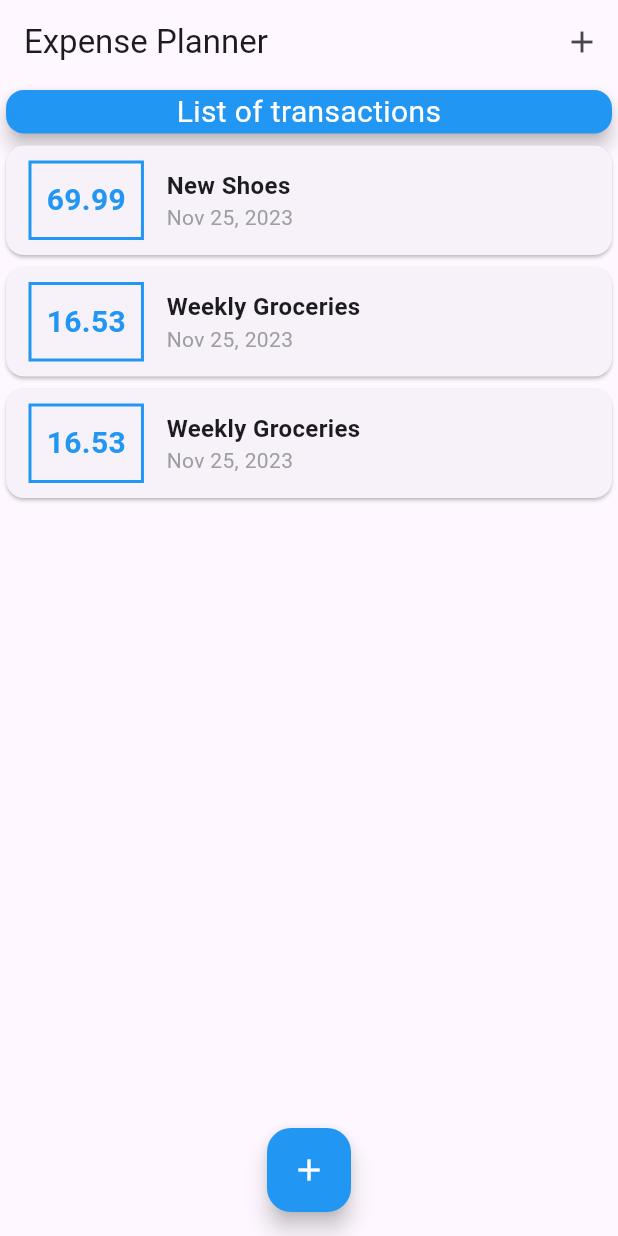
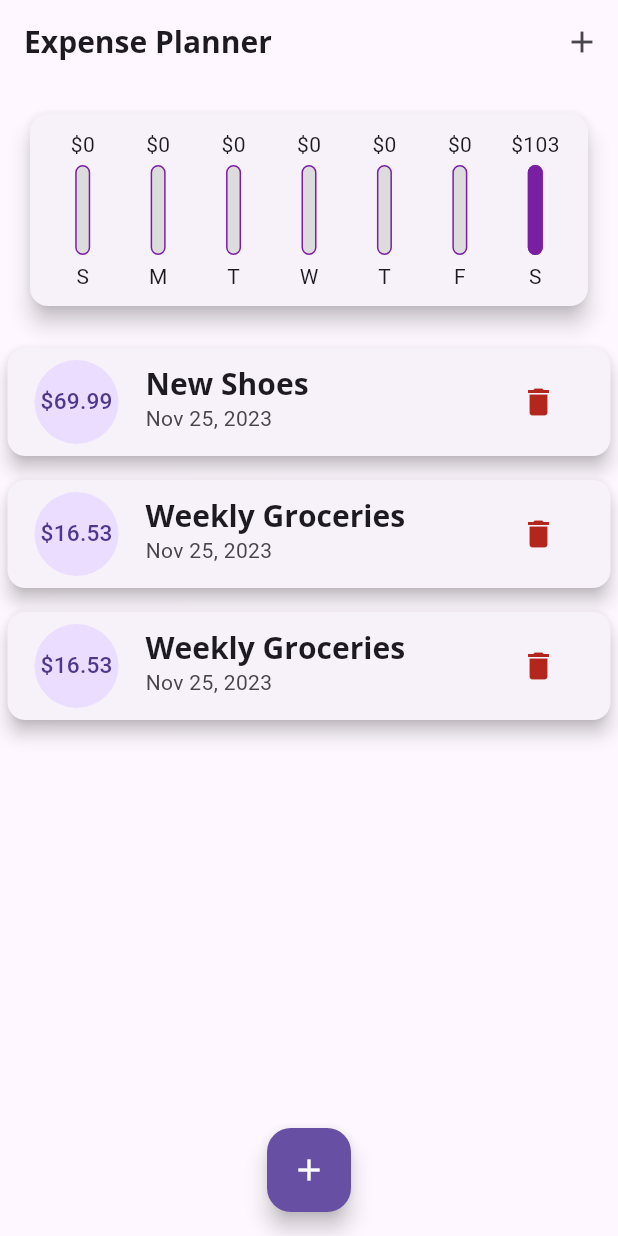
Before and after one commit to romanfarooq/Flutter-and-Dart-course, a Flutter app: the screen it shows after launch, on a phone screen of 412 x 824 dp. Run offline on Flutter 3.47's test engine with Material 3 defaults, Android fonts, the phone set to English and light mode, and no system bars.

Commit message:
completed section 4

```diff
--- a/expense_planner/lib/main.dart
+++ b/expense_planner/lib/main.dart
@@ -1,6 +1,7 @@
 import 'package:flutter/material.dart';
 
 import './models/transaction.dart';
+import './widgets/chart.dart';
 import './widgets/new_transaction.dart';
 import './widgets/transaction_list.dart';
 
@@ -13,9 +14,28 @@ class MyApp extends StatelessWidget {
 
   @override
   Widget build(BuildContext context) {
-    return const MaterialApp(
+    return MaterialApp(
       title: 'Expense Planner',
-      home: MyHomePage(),
+      theme: ThemeData(
+        primarySwatch: Colors.purple,
+        fontFamily: 'Quicksand',
+        textTheme: ThemeData.light().textTheme.copyWith(
+              headlineLarge: const TextStyle(
+                fontFamily: 'OpenSans',
+                fontWeight: FontWeight.bold,
+                fontSize: 18,
+              ),
+              titleLarge: const TextStyle(
+                fontFamily: 'OpenSans',
+                fontWeight: FontWeight.bold,
+                fontSize: 20,
+              ),
+              labelLarge: const TextStyle(
+                color: Colors.white,
+              ),
+            ),
+      ),
+      home: const MyHomePage(),
     );
   }
 }
@@ -49,16 +69,30 @@ class _MyHomePageState extends State<MyHomePage> {
     ),
   ];
 
-  void _addNewTransaction(String title, double amount) {
+  List<Transaction> get _recentTransactions {
+    return _userTransactions.where((tx) {
+      return tx.date.isAfter(
+        DateTime.now().subtract(const Duration(days: 7)),
+      );
+    }).toList();
+  }
+
+  void _addNewTransaction(String txTitle, double txAmount, DateTime chosenDate) {
     final newTx = Transaction(
       id: DateTime.now().toString(),
-      title: title,
-      amount: amount,
-      date: DateTime.now(),
+      title: txTitle,
+      amount: txAmount,
+      date: chosenDate,
     );
 
     setState(() {
       _userTransactions.add(newTx);
+    });
+  }
+
+  void _deleteTransaction(String id) {
+    setState(() {
+      _userTransactions.removeWhere((tx) => tx.id == id);
     });
   }
 
@@ -86,23 +120,10 @@ class _MyHomePageState extends State<MyHomePage> {
       body: SingleChildScrollView(
         child: Column(
           children: <Widget>[
-            const SizedBox(
-              width: double.infinity,
-              child: Card(
-                color: Colors.blue,
-                elevation: 5,
-                child: Text(
-                  'List of transactions',
-                  textAlign: TextAlign.center,
-                  style: TextStyle(
-                    color: Colors.white,
-                    fontSize: 20,
-                  ),
-                ),
-              ),
-            ),
+            Chart(recentTransactions: _recentTransactions),
             TransactionList(
               transactions: _userTransactions,
+              deleteTransaction: _deleteTransaction,
             ),
           ],
         ),
@@ -110,8 +131,11 @@ class _MyHomePageState extends State<MyHomePage> {
       floatingActionButtonLocation: FloatingActionButtonLocation.centerFloat,
       floatingActionButton: FloatingActionButton(
         onPressed: () => _startAddNewTransaction(context),
-        backgroundColor: Colors.blue,
-        child: const Icon(Icons.add, color: Colors.white),
+        backgroundColor: Theme.of(context).primaryColor,
+        child: const Icon(
+          Icons.add,
+          color: Colors.white,
+        ),
       ),
     );
   }
--- /dev/null
+++ b/expense_planner/lib/widgets/chart.dart
@@ -0,0 +1,66 @@
+import 'package:flutter/material.dart';
+import 'package:intl/intl.dart';
+
+import '../models/transaction.dart';
+import './chart_bar.dart';
+
+class Chart extends StatelessWidget {
+  final List<Transaction> recentTransactions;
+
+  const Chart({super.key, required this.recentTransactions});
+
+  List<Map<String, Object>> get groupedTransactionValues {
+    return List.generate(7, (index) {
+      final DateTime weekDay = DateTime.now().subtract(
+        Duration(days: index),
+      );
+
+      double totalSum = 0;
+
+      for (var i = 0; i < recentTransactions.length; i++) {
+        if (recentTransactions[i].date.day == weekDay.day &&
+            recentTransactions[i].date.month == weekDay.month &&
+            recentTransactions[i].date.year == weekDay.year) {
+          totalSum += recentTransactions[i].amount;
+        }
+      }
+
+      return {
+        'day': DateFormat.E().format(weekDay).substring(0, 1),
+        'amount': totalSum,
+      };
+    }).reversed.toList();
+  }
+
+  double get totalSpending {
+    return groupedTransactionValues.fold(0.0, (sum, item) {
+      return sum + (item['amount'] as double);
+    });
+  }
+
+  @override
+  Widget build(BuildContext context) {
+    return Card(
+      elevation: 6,
+      margin: const EdgeInsets.all(20),
+      child: Padding(
+        padding: const EdgeInsets.all(10),
+        child: Row(
+          mainAxisAlignment: MainAxisAlignment.spaceAround,
+          children: groupedTransactionValues.map((data) {
+            return Flexible(
+              fit: FlexFit.tight,
+              child: ChartBar(
+                label: data['day'] as String,
+                spendingAmount: data['amount'] as double,
+                spendingPctOfTotal: totalSpending == 0.0
+                    ? 0.0
+                    : (data['amount'] as double) / totalSpending,
+              ),
+            );
+          }).toList(),
+        ),
+      ),
+    );
+  }
+}
--- /dev/null
+++ b/expense_planner/lib/widgets/chart_bar.dart
@@ -0,0 +1,58 @@
+import 'package:flutter/material.dart';
+
+class ChartBar extends StatelessWidget {
+  final String label;
+  final double spendingAmount;
+  final double spendingPctOfTotal;
+
+  const ChartBar({
+    super.key,
+    required this.label,
+    required this.spendingAmount,
+    required this.spendingPctOfTotal,
+  });
+
+  @override
+  Widget build(BuildContext context) {
+    return Column(
+      children: <Widget>[
+        SizedBox(
+          height: 20,
+          child: FittedBox(
+            child: Text('\$${spendingAmount.toStringAsFixed(0)}'),
+          ),
+        ),
+        const SizedBox(height: 4),
+        SizedBox(
+          height: 60,
+          width: 10,
+          child: Stack(
+            children: <Widget>[
+              Container(
+                decoration: BoxDecoration(
+                  border: Border.all(
+                    color: Theme.of(context).primaryColorDark,
+                    width: 1,
+                  ),
+                  color: const Color.fromRGBO(220, 220, 220, 1),
+                  borderRadius: BorderRadius.circular(10),
+                ),
+              ),
+              FractionallySizedBox(
+                heightFactor: spendingPctOfTotal,
+                child: Container(
+                  decoration: BoxDecoration(
+                    color: Theme.of(context).primaryColorDark,
+                    borderRadius: BorderRadius.circular(10),
+                  ),
+                ),
+              ),
+            ],
+          ),
+        ),
+        const SizedBox(height: 4),
+        Text(label),
+      ],
+    );
+  }
+}
--- a/expense_planner/lib/widgets/transaction_list.dart
+++ b/expense_planner/lib/widgets/transaction_list.dart
@@ -5,58 +5,62 @@ import '../models/transaction.dart';
 
 class TransactionList extends StatelessWidget {
   final List<Transaction> transactions;
+  final Function deleteTransaction;
 
-  const TransactionList({super.key, required this.transactions});
+  const TransactionList({super.key, required this.transactions, required this.deleteTransaction});
 
   @override
   Widget build(BuildContext context) {
     return SizedBox(
       height: 650,
-      child: ListView.builder(
+      child: transactions.isEmpty
+          ? Column(
+              children: <Widget>[
+                Text(
+                  'No transactions added yet!',
+                  style: Theme.of(context).textTheme.titleLarge,
+                ),
+                const SizedBox(height: 20),
+                SizedBox(
+                  height: 200,
+                  child: Image.asset(
+                    'assets/images/waiting.png',
+                    fit: BoxFit.cover,
+                  ),
+                ),
+              ],
+            )
+          : ListView.builder(
               itemBuilder: (ctx, index) {
                 return Card(
-            child: Row(
-              children: <Widget>[
-                Container(
+                  elevation: 5,
                   margin: const EdgeInsets.symmetric(
-                    vertical: 10,
-                    horizontal: 15,
+                    vertical: 8,
+                    horizontal: 5,
                   ),
-                  decoration: BoxDecoration(
-                    border: Border.all(
-                      color: Colors.blue,
-                      width: 2,
-                    ),
-                  ),
-                  padding: const EdgeInsets.all(10),
+                  child: ListTile(
+                    leading: CircleAvatar(
+                      radius: 30,
+                      child: Padding(
+                        padding: const EdgeInsets.all(6),
+                        child: FittedBox(
                           child: Text(
-                    transactions[index].amount.toStringAsFixed(2),
-                    style: const TextStyle(
-                      fontWeight: FontWeight.bold,
-                      fontSize: 20,
-                      color: Colors.blue,
+                              '\$${transactions[index].amount.toStringAsFixed(2)}'),
                         ),
                       ),
                     ),
-                Column(
-                  crossAxisAlignment: CrossAxisAlignment.start,
-                  children: <Widget>[
-                    Text(
+                    title: Text(
                       transactions[index].title,
-                      style: const TextStyle(
-                        fontWeight: FontWeight.bold,
-                        fontSize: 16,
+                      style: Theme.of(context).textTheme.titleLarge,
                     ),
+                    subtitle: Text(
+                      DateFormat.yMMMd().format(transactions[index].date),
                     ),
-                    Text(
-                      DateFormat.yMMMd().format(transactions[index].date),
-                      style: const TextStyle(
-                        color: Colors.grey,
+                    trailing: IconButton(
+                      icon: const Icon(Icons.delete),
+                      color: Theme.of(context).colorScheme.error,
+                      onPressed: () => deleteTransaction(transactions[index].id),
                     ),
-                    ),
-                  ],
-                ),
-              ],
                   ),
                 );
               },
```
Also changed, not shown: expense_planner/lib/widgets/new_transaction.dart (+72 -15 lines), expense_planner/pubspec.yaml (+15 -12 lines), expense_planner/assets/fonts/OpenSans-Bold.ttf (added), expense_planner/assets/fonts/OpenSans-Regular.ttf (added), expense_planner/assets/fonts/Quicksand-Bold.ttf (added), expense_planner/assets/fonts/Quicksand-Light.ttf (added), expense_planner/assets/fonts/Quicksand-Medium.ttf (added), expense_planner/assets/fonts/Quicksand-Regular.ttf (added), expense_planner/assets/images/waiting.png (added). Lines whose indentation alone changed are shown as unchanged.
